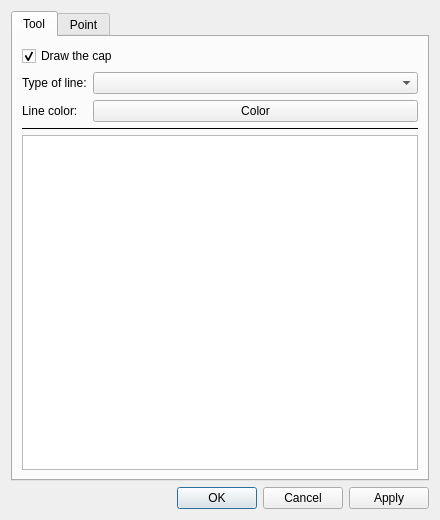
equinox-patterns/Ostara, file src/libs/vtools/dialogs/tools/odialogdartcap.ui: the form before one commit.
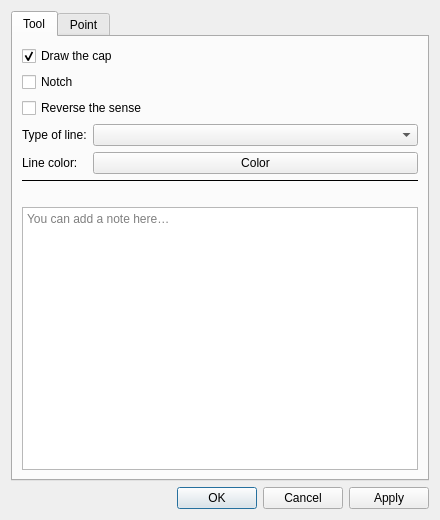
The form after the commit. Custom widgets are drawn as their Qt base class.

Patch:
```diff
--- a/src/libs/vtools/dialogs/tools/odialogdartcap.ui
+++ b/src/libs/vtools/dialogs/tools/odialogdartcap.ui
@@ -34,6 +34,26 @@
          </property>
         </widget>
        </item>
+       <item>
+        <widget class="QCheckBox" name="checkBoxNotch">
+         <property name="toolTip">
+          <string>Cut the piece's edge at the cap point, so that the crank is a point of it.</string>
+         </property>
+         <property name="text">
+          <string>Notch</string>
+         </property>
+        </widget>
+       </item>
+       <item>
+        <widget class="QCheckBox" name="checkBoxSecondSense">
+         <property name="toolTip">
+          <string>Build the cap on the edge the piece carries at the other point of the opening.</string>
+         </property>
+         <property name="text">
+          <string>Reverse the sense</string>
+         </property>
+        </widget>
+       </item>
        <item>
         <layout class="QFormLayout" name="formLayoutPen">
          <item row="0" column="0">
@@ -86,7 +106,18 @@
         </widget>
        </item>
        <item>
-        <widget class="QPlainTextEdit" name="plainTextEditToolNotes"/>
+        <widget class="QLabel" name="labelStatus">
+         <property name="text">
+          <string/>
+         </property>
+        </widget>
+       </item>
+       <item>
+        <widget class="QPlainTextEdit" name="plainTextEditToolNotes">
+         <property name="placeholderText">
+          <string>You can add a note here…</string>
+         </property>
+        </widget>
        </item>
       </layout>
      </widget>
@@ -127,6 +158,11 @@
    <extends>QPushButton</extends>
    <header>../vpropertyexplorer/qtcolorpicker.h</header>
   </customwidget>
+  <customwidget>
+   <class>VCompleterLineEdit</class>
+   <extends>QLineEdit</extends>
+   <header>../vwidgets/vlineedit.h</header>
+  </customwidget>
  </customwidgets>
  <resources/>
  <connections/>
```
